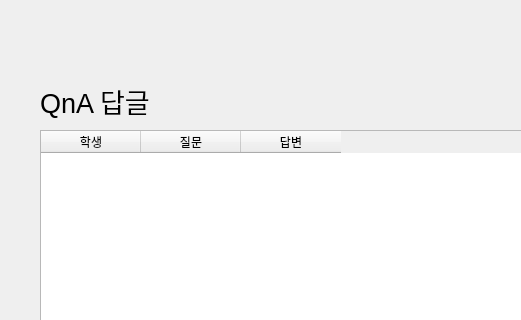
soyyoonn/Education-Application, file client_forteacher.ui: the form before one commit; both pictures show x 140 to 661 and y 0 to 320 of the 1061 by 802 pixel window.
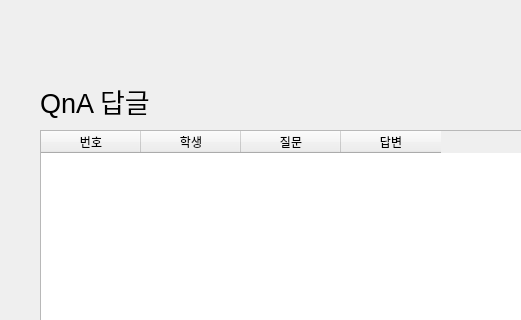
The form after the commit. The open tabs and pages were chosen to show the change.

Diff of the .ui file:
```diff
--- a/client_forteacher.ui
+++ b/client_forteacher.ui
@@ -244,6 +244,14 @@
        <height>490</height>
       </rect>
      </property>
+     <property name="selectionBehavior">
+      <enum>QAbstractItemView::SelectRows</enum>
+     </property>
+     <column>
+      <property name="text">
+       <string>번호</string>
+      </property>
+     </column>
      <column>
       <property name="text">
        <string>학생</string>
```
Left out of the diff: 32 changed lines with no effect on the pictures.
